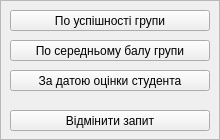
Qt form src/queryform.ui (MikeostCorp/Gradify) before a commit.
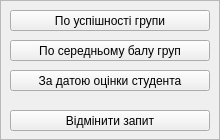
The same form after that commit.

Commit message: feat: add query with avg of grades for all groups

```diff
--- a/src/queryform.ui
+++ b/src/queryform.ui
@@ -50,7 +50,7 @@
      <cursorShape>PointingHandCursor</cursorShape>
     </property>
     <property name="text">
-     <string>По середньому балу групи</string>
+     <string>По середньому балу груп</string>
     </property>
    </widget>
    <widget class="QPushButton" name="succesStudentPushButton">
```
The commit also changes 2 other files.
